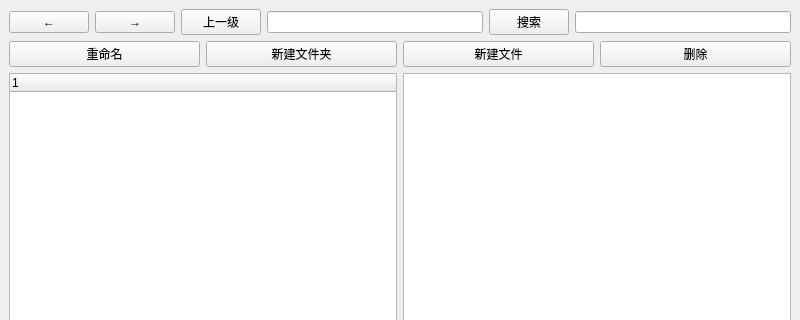
Old version of the form mainwindow.ui in the repository enenene1223/FileManager; both pictures show x 0 to 800 and y 0 to 320 of the 800 by 600 pixel window.
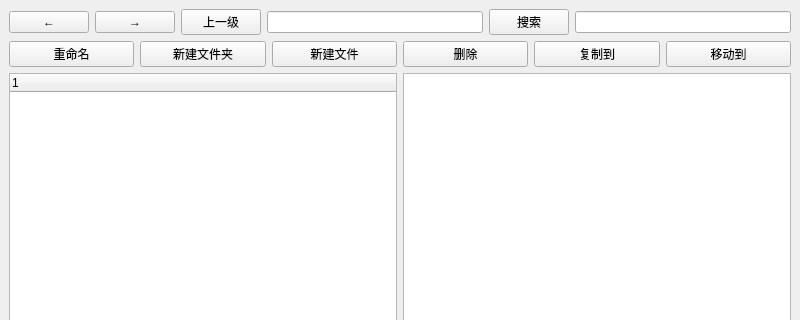
New version of the form.

Commit message: feat:完成v0.3复制与GUI联调

```diff
--- a/mainwindow.ui
+++ b/mainwindow.ui
@@ -54,7 +54,7 @@
      </layout>
     </item>
     <item>
-     <layout class="QHBoxLayout" name="horizontalLayout_3">
+     <layout class="QHBoxLayout" name="horizontalLayout">
       <item>
        <widget class="QPushButton" name="btn_rename">
         <property name="text">
@@ -83,10 +83,24 @@
         </property>
        </widget>
       </item>
+      <item>
+       <widget class="QPushButton" name="btn_copy">
+        <property name="text">
+         <string>复制到</string>
+        </property>
+       </widget>
+      </item>
+      <item>
+       <widget class="QPushButton" name="btn_move">
+        <property name="text">
+         <string>移动到</string>
+        </property>
+       </widget>
+      </item>
      </layout>
     </item>
     <item>
-     <layout class="QHBoxLayout" name="horizontalLayout">
+     <layout class="QHBoxLayout" name="horizontalLayout_3">
       <item>
        <widget class="QTreeWidget" name="tree_dir">
         <column>
```
The commit also changes 2 other files.
